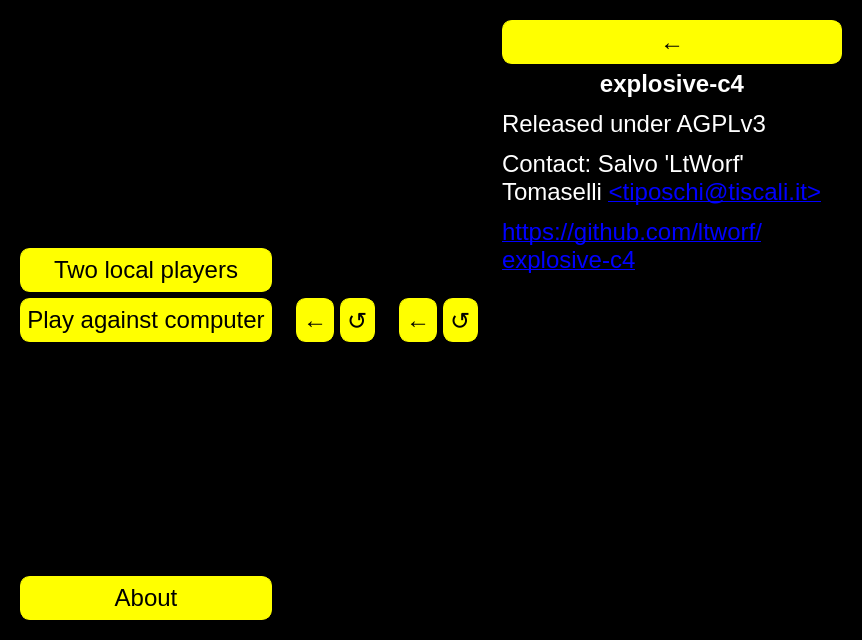
ltworf/explosive-c4, file src/mainui.ui: the form before one commit.
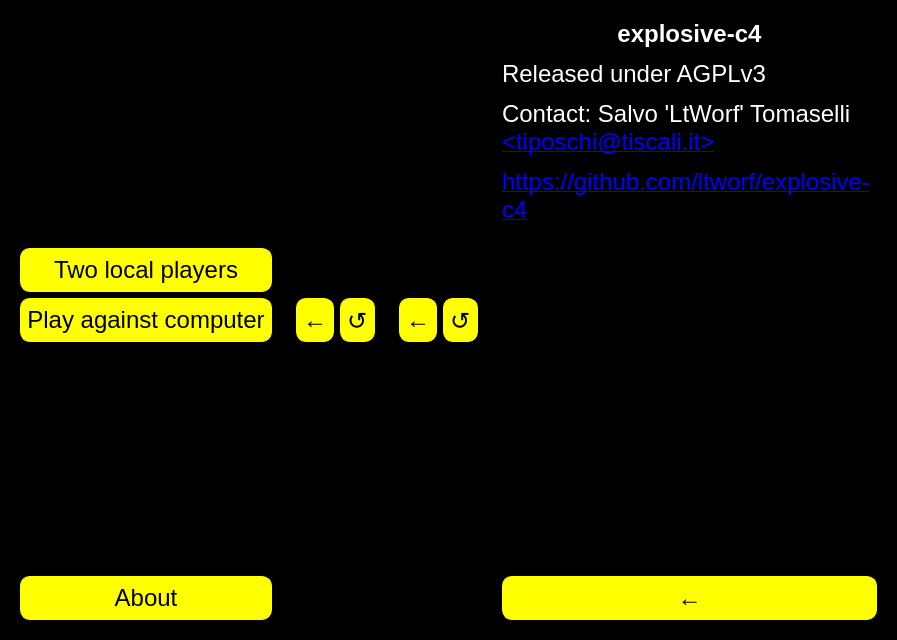
The form after the commit.

Commit message:
Move back button down
The pointer is already there after having pressed about, so it
is faster to have it there to go back.

Patch:
```diff
--- a/src/mainui.ui
+++ b/src/mainui.ui
@@ -6,7 +6,7 @@
    <rect>
     <x>0</x>
     <y>0</y>
-    <width>862</width>
+    <width>897</width>
     <height>640</height>
    </rect>
   </property>
@@ -229,16 +229,6 @@
       <enum>QFrame::Plain</enum>
      </property>
      <layout class="QVBoxLayout" name="verticalLayout_4">
-      <item>
-       <widget class="QPushButton" name="cmdAboutBack">
-        <property name="focusPolicy">
-         <enum>Qt::NoFocus</enum>
-        </property>
-        <property name="text">
-         <string>←</string>
-        </property>
-       </widget>
-      </item>
       <item>
        <widget class="QLabel" name="label">
         <property name="text">
@@ -270,6 +260,16 @@
         </property>
        </spacer>
       </item>
+      <item>
+       <widget class="QPushButton" name="cmdAboutBack">
+        <property name="focusPolicy">
+         <enum>Qt::NoFocus</enum>
+        </property>
+        <property name="text">
+         <string>←</string>
+        </property>
+       </widget>
+      </item>
      </layout>
     </widget>
    </item>
```
